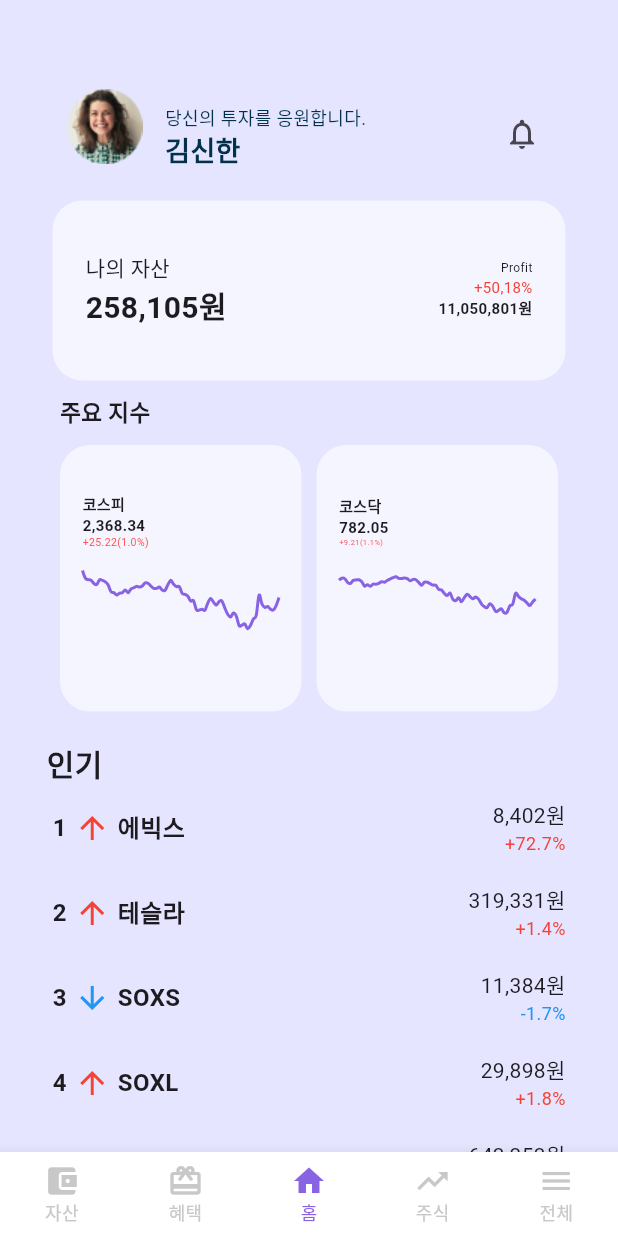
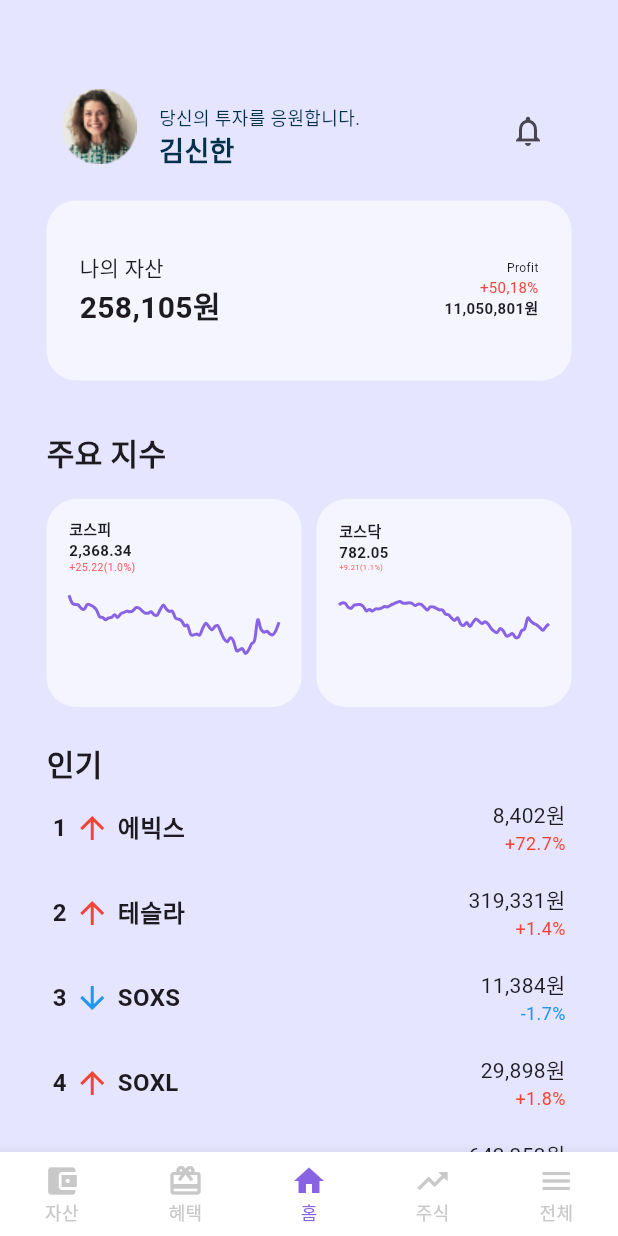
Before and after one commit to ShinhansecMobile/Shinhansec-Intern-App, a Flutter app: the screen it shows after launch, on a phone screen of 412 x 824 dp. Run offline on Flutter 3.47's test engine with Material 2 defaults, Android fonts, the phone set to English and light mode, and no system bars; drawn by our look-alikes of fl_chart.

Commit message:
[DESIGN] 여백 수정

```diff
--- a/lib/widgets/major_indices.dart
+++ b/lib/widgets/major_indices.dart
@@ -15,16 +15,16 @@ class _MajorIndicesState extends State<MajorIndices> {
       crossAxisAlignment: CrossAxisAlignment.start,
       children: <Widget>[
         Padding(
-          padding: EdgeInsets.fromLTRB(40, 0, 0, 10),
+          padding: EdgeInsets.fromLTRB(31, 23, 31, 16),
           child: Text(
             '주요 지수',
-            style: TextStyle(fontSize: 15, fontWeight: FontWeight.w800),
+            style: TextStyle(fontSize: 20, fontWeight: FontWeight.w800),
           ),
         ),
 
         Expanded(
           child: Container(
-            margin: EdgeInsets.fromLTRB(40, 0, 40, 20),
+            margin: EdgeInsets.fromLTRB(31, 0, 31, 23),
             child: Row(
               mainAxisAlignment: MainAxisAlignment.spaceBetween,
               crossAxisAlignment: CrossAxisAlignment.center,
--- a/lib/widgets/profile.dart
+++ b/lib/widgets/profile.dart
@@ -14,7 +14,7 @@ class _ProfileState extends State<Profile> {
       //color: Colors.pink,
       color: Color(0xFFE5E5FF),
       padding: EdgeInsets.fromLTRB(5, 20, 0, 0),
-      margin: EdgeInsets.symmetric(horizontal: 35, vertical: 10),
+      margin: EdgeInsets.symmetric(horizontal: 31, vertical: 10),
       child: Row(
         mainAxisAlignment: MainAxisAlignment.spaceBetween,
         children: <Widget>[
@@ -50,7 +50,7 @@ class _ProfileState extends State<Profile> {
           ),
 
           Padding(
-            padding: EdgeInsets.fromLTRB(0, 35, 5, 0),
+            padding: EdgeInsets.fromLTRB(0, 31, 5, 0),
             child: IconButton(
               padding: EdgeInsets.zero, // 추가: IconButton의 패딩을 없애고,
               icon: Icon(Icons.notifications_none),
--- a/lib/widgets/wallet.dart
+++ b/lib/widgets/wallet.dart
@@ -10,7 +10,7 @@ class Wallet extends StatelessWidget {
         color: Color.fromRGBO(255, 255, 255, 0.60),
         borderRadius: BorderRadius.circular(20),
       ),
-        margin: EdgeInsets.symmetric(horizontal: 35, vertical: 10),
+      margin: EdgeInsets.symmetric(horizontal: 31, vertical: 10),
       child: Padding(
         padding: const EdgeInsets.fromLTRB(12, 20, 12, 20),
         child: Row(
```
Lines whose indentation alone changed are shown as unchanged.
